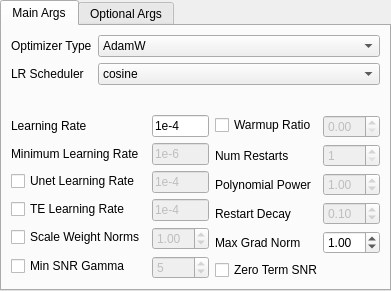
Before: the Qt Designer form ui_files/OptimizerUI.ui in Jelosus2/LoRA_Easy_Training_Colab_Frontend, drawn with Qt 5.
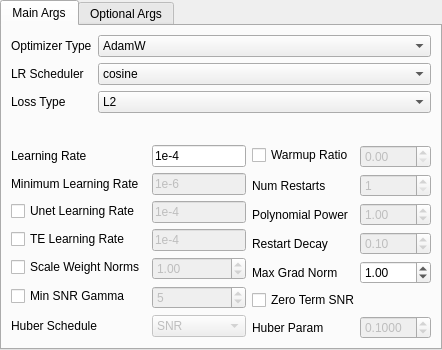
After: the same form once the commit is applied. Custom widgets are drawn as their Qt base class.

```diff
--- a/ui_files/OptimizerUI.ui
+++ b/ui_files/OptimizerUI.ui
@@ -6,8 +6,8 @@
    <rect>
     <x>0</x>
     <y>0</y>
-    <width>387</width>
-    <height>291</height>
+    <width>421</width>
+    <height>350</height>
    </rect>
   </property>
   <property name="windowTitle">
@@ -176,6 +176,35 @@
            </property>
           </widget>
          </item>
+         <item row="6" column="1">
+          <widget class="ComboBox" name="huber_schedule_selector">
+           <property name="enabled">
+            <bool>false</bool>
+           </property>
+           <item>
+            <property name="text">
+             <string>SNR</string>
+            </property>
+           </item>
+           <item>
+            <property name="text">
+             <string>Exponential</string>
+            </property>
+           </item>
+           <item>
+            <property name="text">
+             <string>Constant</string>
+            </property>
+           </item>
+          </widget>
+         </item>
+         <item row="6" column="0">
+          <widget class="QLabel" name="label_3">
+           <property name="text">
+            <string>Huber Schedule</string>
+           </property>
+          </widget>
+         </item>
         </layout>
        </item>
        <item row="0" column="0" colspan="2">
@@ -319,6 +348,32 @@
            </item>
           </widget>
          </item>
+         <item row="2" column="0">
+          <widget class="QLabel" name="loss_type_label">
+           <property name="text">
+            <string>Loss Type</string>
+           </property>
+          </widget>
+         </item>
+         <item row="2" column="1">
+          <widget class="ComboBox" name="loss_type_selector">
+           <item>
+            <property name="text">
+             <string>L2</string>
+            </property>
+           </item>
+           <item>
+            <property name="text">
+             <string>Huber</string>
+            </property>
+           </item>
+           <item>
+            <property name="text">
+             <string>Smooth L1</string>
+            </property>
+           </item>
+          </widget>
+         </item>
         </layout>
        </item>
        <item row="1" column="1">
@@ -448,6 +503,29 @@
            </property>
           </widget>
          </item>
+         <item row="6" column="0">
+          <widget class="QLabel" name="label_6">
+           <property name="text">
+            <string>Huber Param</string>
+           </property>
+          </widget>
+         </item>
+         <item row="6" column="1">
+          <widget class="DoubleSpinBox" name="huber_param_input">
+           <property name="enabled">
+            <bool>false</bool>
+           </property>
+           <property name="decimals">
+            <number>4</number>
+           </property>
+           <property name="singleStep">
+            <double>0.010000000000000</double>
+           </property>
+           <property name="value">
+            <double>0.100000000000000</double>
+           </property>
+          </widget>
+         </item>
         </layout>
        </item>
       </layout>
```
Left out of the diff: 2 changed lines with no effect on the pictures.
